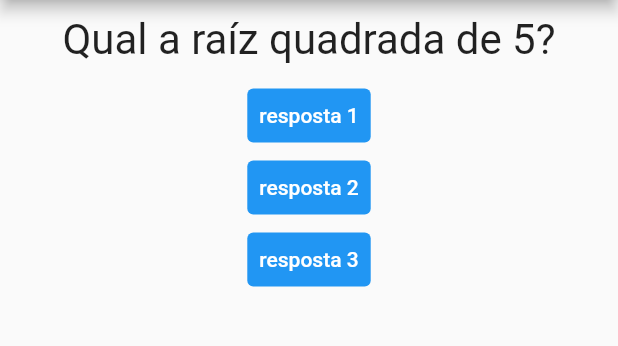
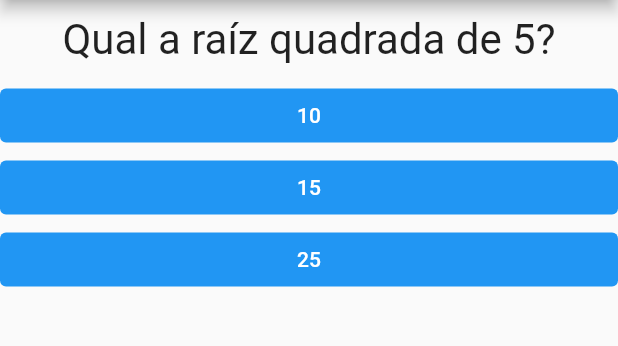
Before and after one commit to alisson-araujo/projeto_perguntas, a Flutter app: the screen it shows after launch, on a phone screen of 412 x 824 dp, the part 84-430 px from its top. Run offline on Flutter 3.47's test engine with Material 2 defaults, Android fonts, the phone set to English and light mode, and no system bars.

Commit message:
correção de bugs

```diff
--- a/lib/main.dart
+++ b/lib/main.dart
@@ -1,5 +1,6 @@
 import 'package:flutter/material.dart';
 import './questao.dart';
+import './respostas.dart';
 
 main() => runApp(PerguntaApp());
 
@@ -10,15 +11,30 @@ class _PerguntaAppState extends State<PerguntaApp> {
     setState(() {
       _perguntaSelecionada++;
     });
-      print(_perguntaSelecionada);
+
   }
 
   @override
   Widget build(BuildContext context) {
     final perguntas = [
-      'Qual a raíz quadrada de 5?',
-      'Qual a fórmula de bhaskara?',
+      {
+        'texto': 'Qual a raíz quadrada de 5?',
+        'respostas': ['10','15','25'],
+      },
+      {
+        'texto': 'Quanto é 6 ao cubo?',
+        'respostas': ['36','64','216'],
+      }
     ];
+
+    List<String> respostas = perguntas[_perguntaSelecionada].cast()['respostas'];
+    List<Widget> widgets = respostas
+      .map((t) => Resposta(t, _responder))
+      .toList();
+
+    // for(String textoResp in respostas){
+    //   widgets.add(Resposta(textoResp, _responder));
+    // }
 
     return MaterialApp(
       home: Scaffold(
@@ -27,43 +43,8 @@ class _PerguntaAppState extends State<PerguntaApp> {
         ),
         body: Column(
           children: <Widget>[
-            Questao(perguntas[_perguntaSelecionada]),
-            TextButton(
-              style: TextButton.styleFrom(
-                backgroundColor: Colors.blue,
-              ),
-              child: const Text(
-                'resposta 1',
-                  style: TextStyle(
-                  color: Colors.white,
-                ),
-              ),
-              onPressed: _responder,
-            ),
-            TextButton(
-              style: TextButton.styleFrom(
-                backgroundColor: Colors.blue,
-              ),
-              child: const Text(
-                'resposta 2',
-                style: TextStyle(
-                  color: Colors.white,
-                ),
-              ),
-              onPressed: _responder,
-            ),
-            TextButton(
-              style: TextButton.styleFrom(
-                backgroundColor: Colors.blue,
-              ),
-              child: const Text(
-                'resposta 3',
-                style: TextStyle(
-                  color: Colors.white,
-                ),
-              ),
-              onPressed: _responder,
-            ),
+            Questao(perguntas[_perguntaSelecionada]['texto'].toString()),
+            ...widgets,
           ],
         ),
       ),
@@ -79,3 +60,12 @@ class PerguntaApp extends StatefulWidget {
  }
 
 }
+
+/*
+
+for (String textoResp in perguntas[_perguntaSelecionada].cast()['respostas']) {
+      respostas.add(Resposta(textoResp, _responder));
+    }
+
+Questao(perguntas[_perguntaSelecionada]['texto'].toString()),
+*/
--- /dev/null
+++ b/lib/respostas.dart
@@ -0,0 +1,29 @@
+import 'package:flutter/material.dart';
+
+
+class Resposta extends StatelessWidget {
+
+  final String texto;
+  final void Function() pressed;
+
+  Resposta(this.texto, this.pressed);
+
+  @override
+  Widget build(BuildContext context) {
+    return Container(
+      width: double.infinity,
+      child: TextButton(
+                style: TextButton.styleFrom(
+                  backgroundColor: Colors.blue,
+                ),
+                child: Text(
+                  texto,
+                  style: const TextStyle(
+                    color: Colors.white,
+                  ),
+                ),
+                onPressed: pressed,
+              ),
+    );
+  }
+}
```
